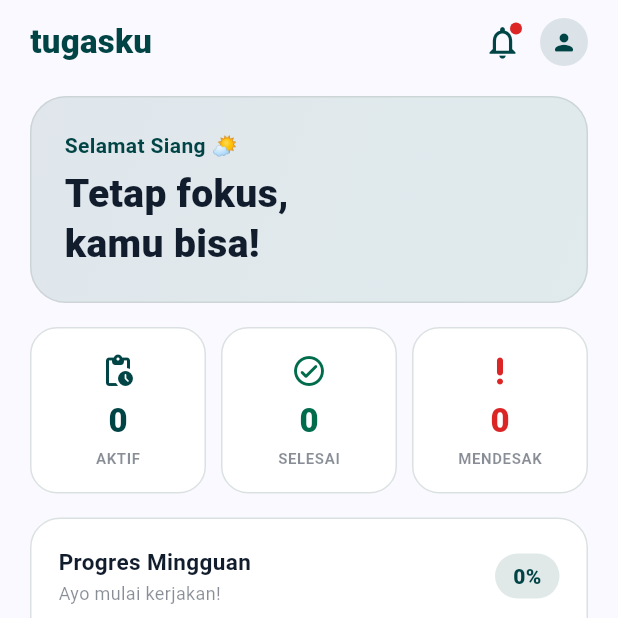
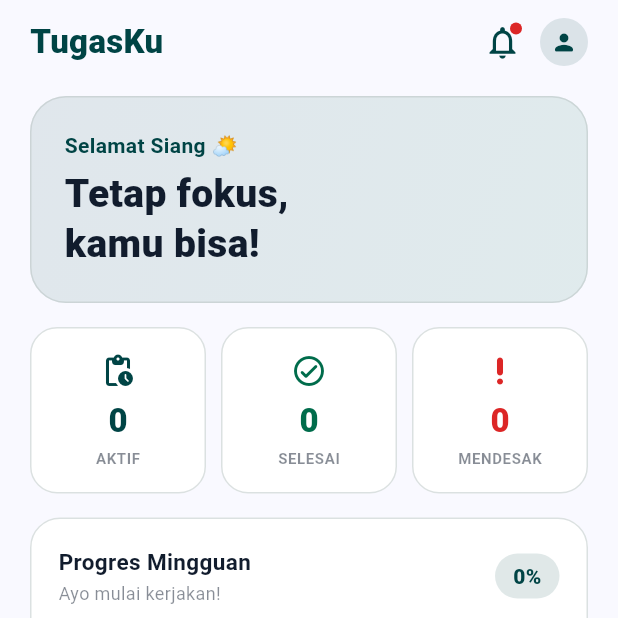
Before and after one commit to MbullHexScript/TugasKu, a Flutter app: the screen it shows after launch, on a phone screen of 412 x 824 dp, the top half of it. Run offline on Flutter 3.47's test engine with Material 3 defaults, Android fonts, the phone set to English and light mode, and no system bars; our stand-ins replace flutter_local_notifications, hive, hive_flutter, image_picker, timezone; accounts and stored records are empty.

Commit message:
release v1.2.0

```diff
--- a/lib/screens/home_screen.dart
+++ b/lib/screens/home_screen.dart
@@ -190,7 +190,7 @@ class _DashboardTab extends StatelessWidget {
                   child: Row(
                     children: [
                       Text(
-                        'tugasku',
+                        'TugasKu',
                         style: TextStyle(
                           color: cs.primary,
                           fontWeight: FontWeight.w900,
```
